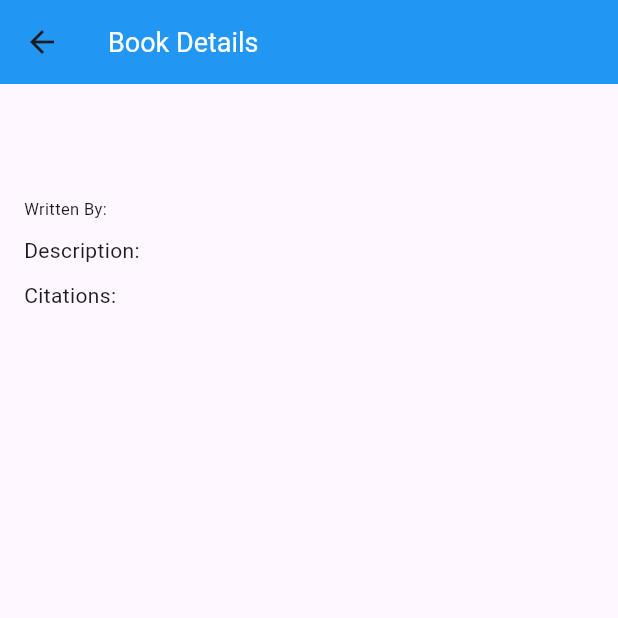
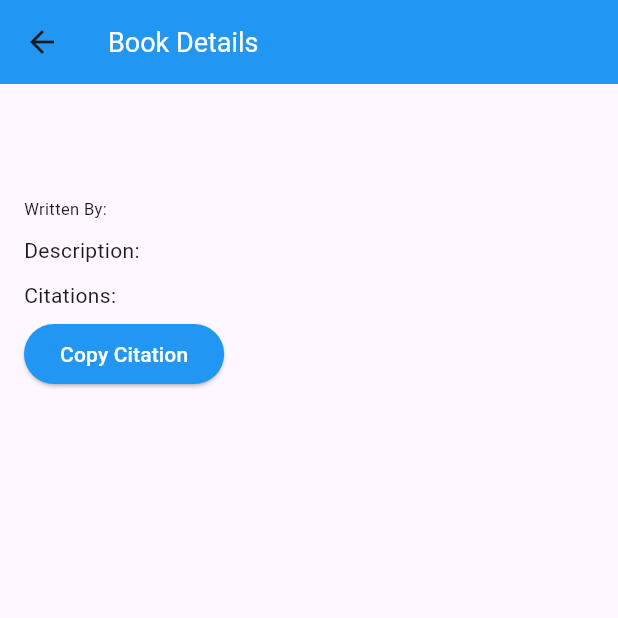
Before and after one commit to Siruenyian/PPB-FP, a Flutter app: the ViewBookPage screen opened directly with empty values, on a phone screen of 412 x 824 dp, the top half of it. Run offline on Flutter 3.47's test engine with Material 3 defaults, Android fonts, the phone set to English and light mode, and no system bars; our stand-ins replace cloud_firestore, firebase_auth, firebase_core; accounts and stored records are empty.

Commit message:
feat: add copy citation, fix: admin book height

```diff
--- a/lib/pages/admin/admin_books.dart
+++ b/lib/pages/admin/admin_books.dart
@@ -171,7 +171,7 @@ class _AdminBooksPageState extends State<AdminBooksPage> {
             itemCount: BooksList.length,
             separatorBuilder: (context, index) {
               return const SizedBox(
-                height: 20,
+                height: 10,
               );
             },
             itemBuilder: (context, index) {
@@ -217,7 +217,7 @@ class _AdminBooksPageState extends State<AdminBooksPage> {
                         ),
                       ],
                     ),
-                    tileColor: Colors.grey[200],
+                    tileColor: Colors.grey[100],
                     trailing: Row(
                       mainAxisSize: MainAxisSize.min,
                       children: [
--- a/lib/pages/user/view_book_page.dart
+++ b/lib/pages/user/view_book_page.dart
@@ -1,5 +1,7 @@
 import 'package:flutter/material.dart';
 import 'package:cloud_firestore/cloud_firestore.dart';
+import 'package:flutter/services.dart';
+import 'package:flutter/widgets.dart';
 import 'package:ppb_fp/services/book_service.dart';
 
 class ViewBookPage extends StatefulWidget {
@@ -73,6 +75,19 @@ class _ViewBookPageState extends State<ViewBookPage> {
                     'Citations: $citation',
                     style: const TextStyle(fontSize: 14),
                   ),
+                  const SizedBox(height: 5),
+                  ElevatedButton(
+                      onPressed: () async {
+                        await Clipboard.setData(
+                            ClipboardData(text: "$citation"));
+                      },
+                      style: ElevatedButton.styleFrom(
+                        backgroundColor: Colors.blue,
+                        foregroundColor: Colors.white,
+                      ),
+                      child: Text(
+                        'Copy Citation',
+                      )),
                 ],
               ),
             );
```
